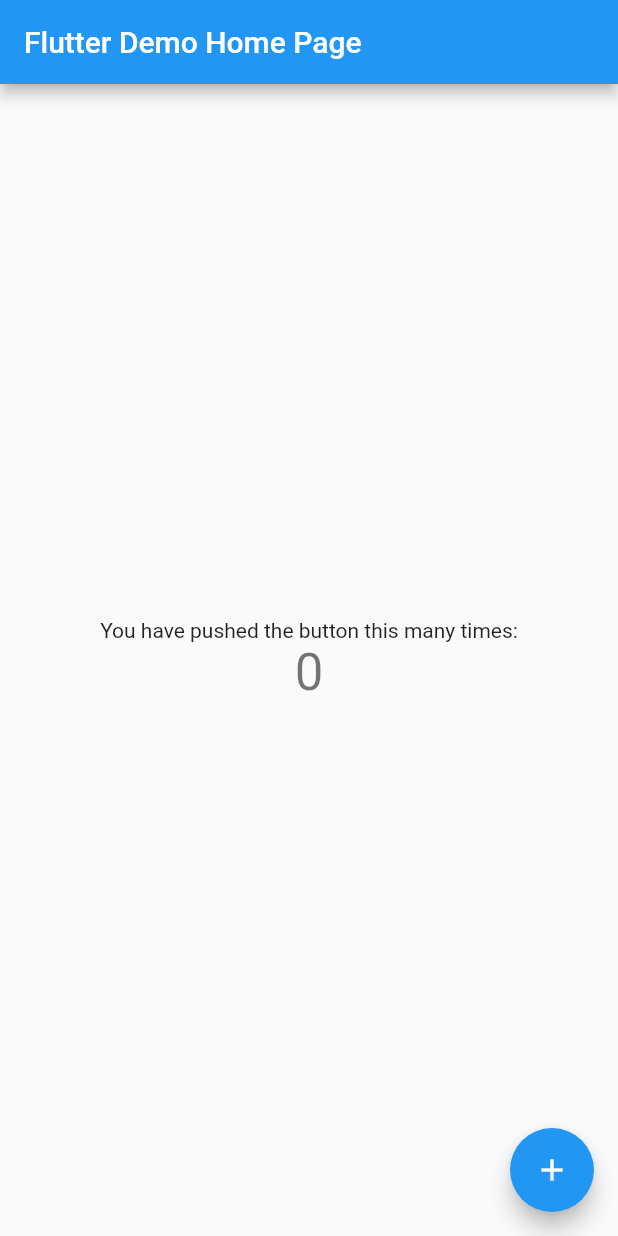
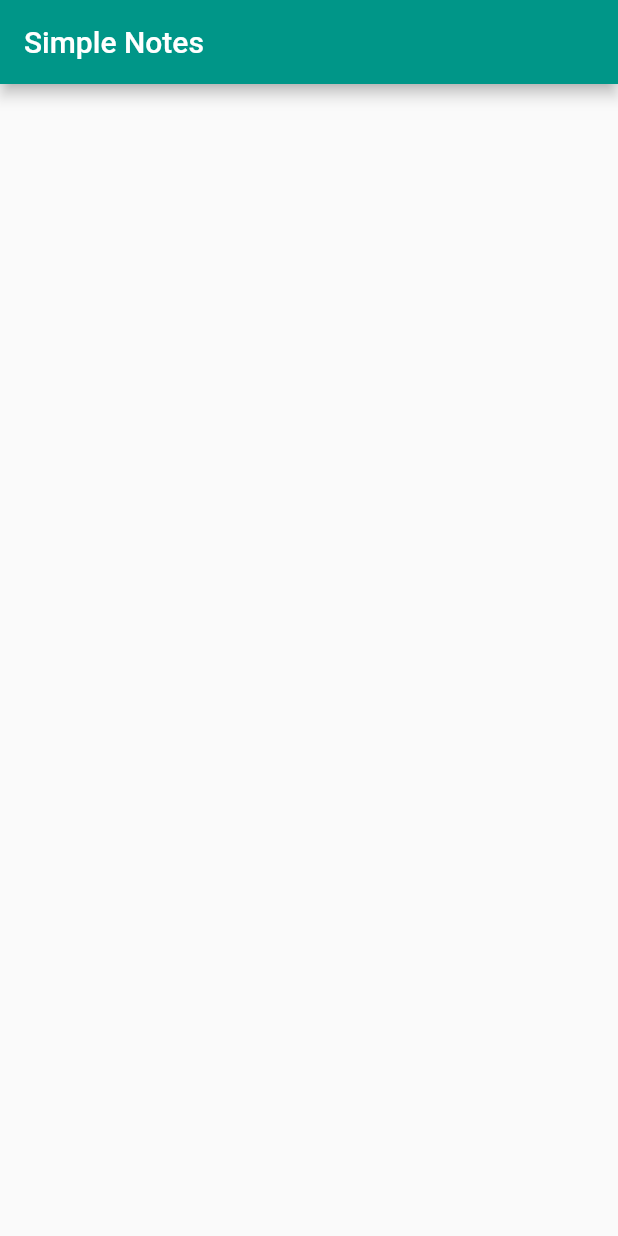
Before and after one commit to heisenfit/simple_note, a Flutter app: the screen it shows after launch, on a phone screen of 412 x 824 dp. Run offline on Flutter 3.47's test engine with Material 2 defaults, Android fonts, the light colour scheme and no system bars.

Commit message:
note list

```diff
--- a/lib/main.dart
+++ b/lib/main.dart
@@ -1,4 +1,5 @@
 import 'package:flutter/material.dart';
+import 'package:simple_note/pages/note_list_page.dart';
 
 void main() {
   runApp(const MyApp());
@@ -7,109 +8,14 @@
 class MyApp extends StatelessWidget {
   const MyApp({super.key});
 
-  // This widget is the root of your application.
   @override
   Widget build(BuildContext context) {
     return MaterialApp(
       title: 'Flutter Demo',
       theme: ThemeData(
-        // This is the theme of your application.
-        //
-        // Try running your application with "flutter run". You'll see the
-        // application has a blue toolbar. Then, without quitting the app, try
-        // changing the primarySwatch below to Colors.green and then invoke
-        // "hot reload" (press "r" in the console where you ran "flutter run",
-        // or simply save your changes to "hot reload" in a Flutter IDE).
-        // Notice that the counter didn't reset back to zero; the application
-        // is not restarted.
-        primarySwatch: Colors.blue,
+        primarySwatch: Colors.teal,
       ),
-      home: const MyHomePage(title: 'Flutter Demo Home Page'),
+      home: const NoteListPage(),
     );
   }
 }
-
-class MyHomePage extends StatefulWidget {
-  const MyHomePage({super.key, required this.title});
-
-  // This widget is the home page of your application. It is stateful, meaning
-  // that it has a State object (defined below) that contains fields that affect
-  // how it looks.
-
-  // This class is the configuration for the state. It holds the values (in this
-  // case the title) provided by the parent (in this case the App widget) and
-  // used by the build method of the State. Fields in a Widget subclass are
-  // always marked "final".
-
-  final String title;
-
-  @override
-  State<MyHomePage> createState() => _MyHomePageState();
-}
-
-class _MyHomePageState extends State<MyHomePage> {
-  int _counter = 0;
-
-  void _incrementCounter() {
-    setState(() {
-      // This call to setState tells the Flutter framework that something has
-      // changed in this State, which causes it to rerun the build method below
-      // so that the display can reflect the updated values. If we changed
-      // _counter without calling setState(), then the build method would not be
-      // called again, and so nothing would appear to happen.
-      _counter++;
-    });
-  }
-
-  @override
-  Widget build(BuildContext context) {
-    // This method is rerun every time setState is called, for instance as done
-    // by the _incrementCounter method above.
-    //
-    // The Flutter framework has been optimized to make rerunning build methods
-    // fast, so that you can just rebuild anything that needs updating rather
-    // than having to individually change instances of widgets.
-    return Scaffold(
-      appBar: AppBar(
-        // Here we take the value from the MyHomePage object that was created by
-        // the App.build method, and use it to set our appbar title.
-        title: Text(widget.title),
-      ),
-      body: Center(
-        // Center is a layout widget. It takes a single child and positions it
-        // in the middle of the parent.
-        child: Column(
-          // Column is also a layout widget. It takes a list of children and
-          // arranges them vertically. By default, it sizes itself to fit its
-          // children horizontally, and tries to be as tall as its parent.
-          //
-          // Invoke "debug painting" (press "p" in the console, choose the
-          // "Toggle Debug Paint" action from the Flutter Inspector in Android
-          // Studio, or the "Toggle Debug Paint" command in Visual Studio Code)
-          // to see the wireframe for each widget.
-          //
-          // Column has various properties to control how it sizes itself and
-          // how it positions its children. Here we use mainAxisAlignment to
-          // center the children vertically; the main axis here is the vertical
-          // axis because Columns are vertical (the cross axis would be
-          // horizontal).
-          mainAxisAlignment: MainAxisAlignment.center,
-          children: <Widget>[
-            const Text(
-              'You have pushed the button this many times:',
-            ),
-            Text(
-              '$_counter',
-              style: Theme.of(context).textTheme.headline4,
-            ),
-          ],
-        ),
-      ),
-      floatingActionButton: FloatingActionButton(
-        onPressed: _incrementCounter,
-        tooltip: 'Increment',
-        child: const Icon(Icons.add),
-      ), // This trailing comma makes auto-formatting nicer for build methods.
-    );
-  }
-}
--- /dev/null
+++ b/lib/pages/note_list_page.dart
@@ -0,0 +1,22 @@
+import 'package:flutter/material.dart';
+
+class NoteListPage extends StatefulWidget {
+  const NoteListPage({super.key});
+
+  @override
+  State<StatefulWidget> createState() {
+    return _NoteListPageSate();
+  }
+}
+
+class _NoteListPageSate extends State<NoteListPage> {
+  @override
+  Widget build(BuildContext context) {
+    // throw UnimplementedError();
+    return Scaffold(
+      appBar: AppBar(
+        title: const Text('Simple Notes'),
+      ),
+    );
+  }
+}
```
Also changed, not shown: pubspec.yaml (+0 -65 lines), pubspec.lock, 3 other files.
